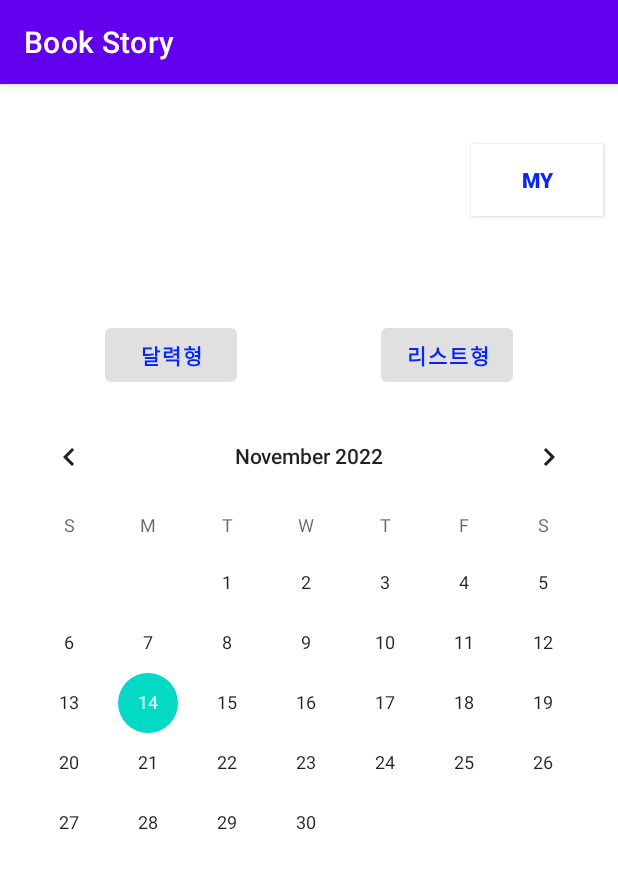
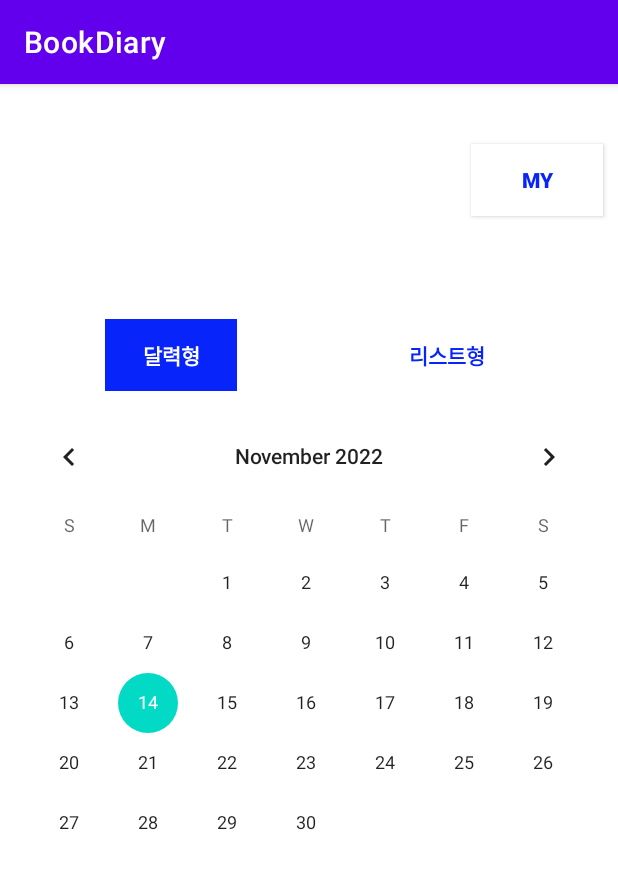
Before and after one commit to ozbl-y/CTOY-PRO, an Android app: the screen it shows after launch (MainActivity), on a phone screen of 412 x 824 dp. Shown: the top 869 px of the screen. Run offline under Robolectric (Android 15) with nearby library versions, the phone set to English and light mode, and no system bars.

Commit message:
[진행상황2]

```diff
--- a/app/src/main/AndroidManifest.xml
+++ b/app/src/main/AndroidManifest.xml
@@ -18,6 +18,10 @@
                 <category android:name="android.intent.category.LAUNCHER" />
             </intent-filter>
         </activity>
+        <activity android:name = ".SignUp" android:label ="SignUp 액티비티"/>
+        <activity android:name = ".Login" android:label ="Login 액티비티"/>
+        <activity android:name = ".ClickDate" android:label ="ClickDate 액티비티"/>
+        <activity android:name = ".ListType" android:label ="ListType 액티비티"/>
     </application>
 
 </manifest>
--- a/app/src/main/java/edu/swu/bookdiary/MainActivity.java
+++ b/app/src/main/java/edu/swu/bookdiary/MainActivity.java
@@ -1,8 +1,10 @@
 package edu.swu.bookdiary;
 
+import androidx.annotation.NonNull;
 import androidx.appcompat.app.AppCompatActivity;
 
 import android.content.Context;
+import android.content.Intent;
 import android.os.Bundle;
 import android.view.View;
 import android.widget.Button;
@@ -27,9 +29,9 @@ public class MainActivity extends AppCompatActivity {
     protected void onCreate(Bundle savedInstanceState) {
         super.onCreate(savedInstanceState);
         setContentView(R.layout.activity_main);
-        setTitle("Book Story");
 
         calendarView = (CalendarView) findViewById(R.id.calendarView);
+
       //  edtDiary = (EditText) findViewById(R.id.edtDiary);
         my = (Button) findViewById(R.id.my);
         case1 = (Button) findViewById(R.id.case1);
@@ -40,8 +42,40 @@ public class MainActivity extends AppCompatActivity {
         int cMonth = cal.get(Calendar.MONTH);
         int cDay = cal.get(Calendar.DAY_OF_MONTH);
 
+        //날짜 선택 시, click_date화면으로 넘어감
+/*        calendarView.setOnClickListener(new View.OnClickListener() {
+            public void onClick(View v) {
+                Intent intent = new Intent(getApplicationContext(), ClickDate.class);
+                startActivityForResult(intent, 0);
+            }
+        });*/
+/*        calendarView.setOnDateChangeListener(new CalendarView.OnDateChangeListener() {
+            @Override
+            public void onSelectedDayChange(@NonNull CalendarView view, int year, int month, int dayOfMonth) {
+                Intent intent = new Intent(getApplicationContext(), ClickDate.class);
+                startActivityForResult(intent, 0);
+               // intent.putExtra("activity", "MainActivity");
+            }
+        });*/
+        calendarView.setOnClickListener(v -> {
+            Intent intent = new Intent(this, ClickDate.class);
+            startActivity(intent);
+        });
 
-    /*    dp.init(cYear, cMonth, cDay, new DatePicker.OnDateChangedListener() {
+        //리스트형 버튼 클릭시, ListType 페이지로 이동
+        /*case2.setOnClickListener(v -> {
+            Intent intent = new Intent(this, ListType.class);
+            startActivity(intent);
+        });*/
+        case2.setOnClickListener(new View.OnClickListener() {
+            @Override
+            public void onClick(View v) {
+                Intent intent = new Intent(getApplicationContext(), ListType.class);
+                startActivityForResult(intent, 0);
+            }
+        });
+
+/*        dp.init(cYear, cMonth, cDay, new DatePicker.OnDateChangedListener() {
             public void onDateChanged(DatePicker view, int year, int monthOfYear, int datOfMonth) {
                 fileName = Integer.toString(year) + "_" + Integer.toString(monthOfYear + 1) +
                         "_" + Integer.toString(datOfMonth) + ".txt";
@@ -49,9 +83,9 @@ public class MainActivity extends AppCompatActivity {
                 edtDiary.setText(str);
                 btnWrite.setEnabled(true);
             }
-        });
+        });*/
 
-        btnWrite.setOnClickListener(new View.OnClickListener(){
+     /*   btnWrite.setOnClickListener(new View.OnClickListener(){
             public void onClick (View v){
                 try {
                     FileOutputStream outFs = openFileOutput(fileName, Context.MODE_PRIVATE);
--- /dev/null
+++ b/app/src/main/java/edu/swu/bookdiary/My.java
@@ -0,0 +1,6 @@
+package edu.swu.bookdiary;
+
+import androidx.appcompat.app.AppCompatActivity;
+
+public class My extends AppCompatActivity {
+}
--- a/app/src/main/res/layout/activity_main.xml
+++ b/app/src/main/res/layout/activity_main.xml
@@ -2,6 +2,7 @@
 <RelativeLayout xmlns:android="http://schemas.android.com/apk/res/android"
     xmlns:app="http://schemas.android.com/apk/res-auto"
     xmlns:tools="http://schemas.android.com/tools"
+    tools:context=".MainActivity"
     android:layout_width="fill_parent"
     android:layout_height="fill_parent"
     android:orientation="vertical">
@@ -23,9 +24,15 @@
         android:layout_width="match_parent"
         android:layout_height="wrap_content"
         android:layout_centerInParent="true"
-        android:showWeekNumber="false"/>
+        android:showWeekNumber="false" />
+<!--    <DatePicker
+        android:id="@+id/calendarView"
+        android:layout_width="match_parent"
+        android:layout_height="wrap_content"
+        android:layout_centerInParent="true"
+        android:calendarViewShown="false" />-->
 
-    <Button
+    <androidx.appcompat.widget.AppCompatButton
         android:id="@+id/case1"
         android:layout_width="wrap_content"
         android:layout_height="wrap_content"
@@ -33,23 +40,26 @@
         android:layout_alignParentLeft="true"
         android:layout_marginLeft="70dp"
         android:layout_marginBottom="10dp"
+        android:background="#0724fa"
+        android:enabled="false"
         android:text="달력형"
-        android:textColor="#0724fa"
-        android:enabled="false"
+        android:textColor="@color/white"
         android:textStyle="bold" />
 
-    <Button
+    <androidx.appcompat.widget.AppCompatButton
         android:id="@+id/case2"
         android:layout_width="wrap_content"
         android:layout_height="wrap_content"
         android:layout_above="@id/calendarView"
         android:layout_alignParentRight="true"
+        android:layout_marginRight="70dp"
         android:layout_marginBottom="10dp"
-        android:layout_marginRight="70dp"
+        android:background="@color/white"
+        android:enabled="false"
         android:text="리스트형"
         android:textColor="#0724fa"
-        android:enabled="false"
         android:textStyle="bold" />
+
 
 </RelativeLayout>
 
--- a/app/src/main/res/layout/click_date.xml
+++ b/app/src/main/res/layout/click_date.xml
@@ -12,8 +12,8 @@
         android:layout_width="wrap_content"
         android:layout_height="wrap_content"
         android:layout_alignParentLeft="true"
+        android:layout_marginLeft="10dp"
         android:layout_marginTop="40dp"
-        android:layout_marginLeft="10dp"
         android:background="@color/white"
         android:text="←"
         android:textColor="#0724fa"
```
Also changed, not shown: app/build.gradle (+4 -4 lines), app/src/main/java/edu/swu/bookdiary/ClickDate.java (+19 -0 lines), app/src/main/java/edu/swu/bookdiary/ListType.java (added, +37 -0 lines), app/src/main/res/layout/list_type.xml (added, +82 -0 lines), app/src/main/res/layout/my.xml (added, +60 -0 lines).
